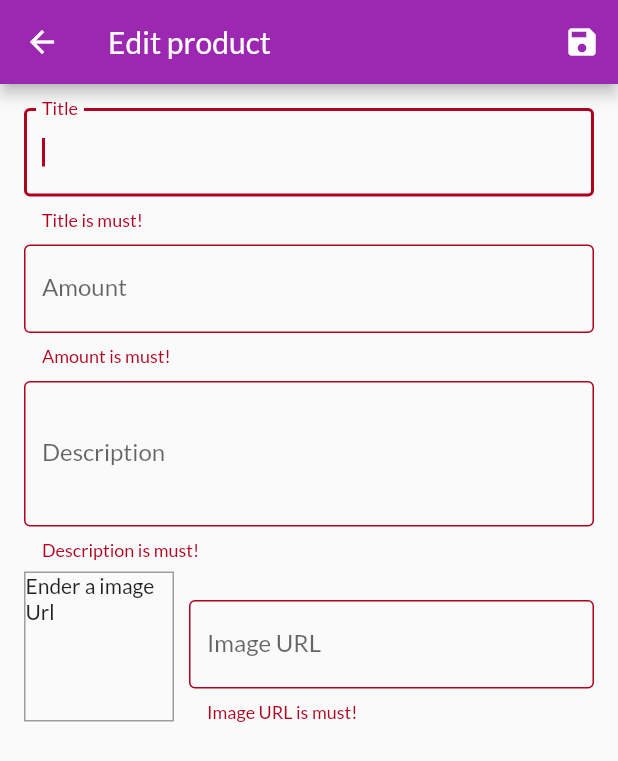
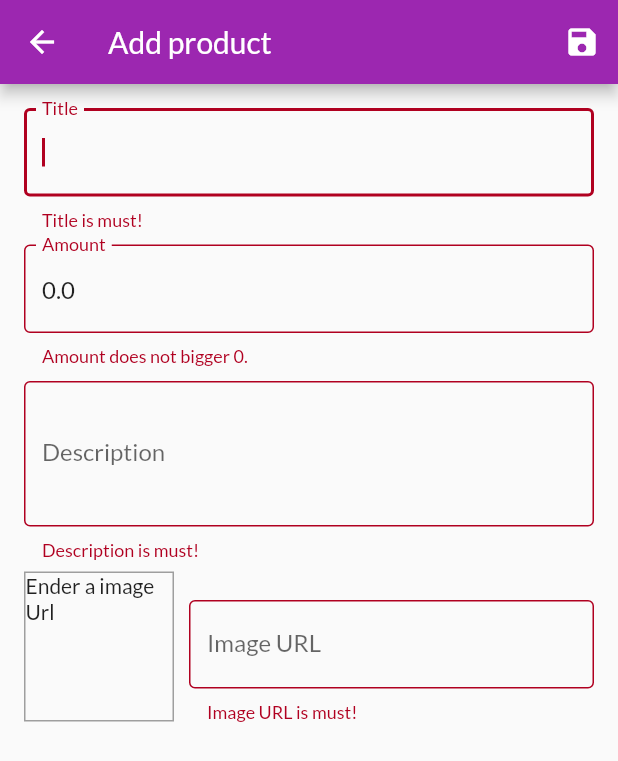
Before and after one commit to shlomo-shalev/flutter_shop, a Flutter app: the EditProductScreen screen opened by its route, after a tap on the "save" icon, on a phone screen of 412 x 824 dp. Shown: the top 761 px of the screen. Run offline on Flutter 3.47's test engine with Material 2 defaults, Android fonts, the phone set to English and light mode, and no system bars; network calls fail.

Commit message:
section nine episode two hundred and thirty-six

```diff
--- a/lib/screens/edit_product_screen.dart
+++ b/lib/screens/edit_product_screen.dart
@@ -28,11 +28,26 @@ class _EditProductScreenState extends State<EditProductScreen> {
     imageUrl: '',
   );
   bool autoAlways = false;
+  bool isCheck = true;
 
   @override
   void initState() {
     _imageUrlFocusNode.addListener(_chnageFocusForImageUrl);
     super.initState();
+  }
+
+  @override
+  void didChangeDependencies() {
+    if (isCheck) {
+      isCheck = true;
+      final ProductProvider? product =
+          ModalRoute.of(context)!.settings.arguments as ProductProvider?;
+      if (product != null) {
+        _product = product;
+        _imageUrlController.text = product.imageUrl;
+      }
+    }
+    super.didChangeDependencies();
   }
 
   @override
@@ -59,7 +74,12 @@ class _EditProductScreenState extends State<EditProductScreen> {
     });
     if (!_form.currentState!.validate()) return;
     _form.currentState!.save();
-    Provider.of<ProductsProvider>(context, listen: false).add(_product);
+    if (_product.id == '') {
+      Provider.of<ProductsProvider>(context, listen: false).add(_product);
+    } else {
+      Provider.of<ProductsProvider>(context, listen: false)
+          .update(_product.id, _product);
+    }
     Navigator.of(context).pop();
   }
 
@@ -68,18 +88,21 @@ class _EditProductScreenState extends State<EditProductScreen> {
       return isReplace ? newValue : oldValue;
     }
 
-    var id = _replaceData(name == 'id', value, _product.id);
-    var title = _replaceData(name == 'title', value, _product.title);
-    var description =
+    final id = _replaceData(name == 'id', value, _product.id);
+    final title = _replaceData(name == 'title', value, _product.title);
+    final description =
         _replaceData(name == 'description', value, _product.description);
-    var price = _replaceData(name == 'price', value, _product.price);
-    var imageUrl = _replaceData(name == 'imageUrl', value, _product.imageUrl);
+    final price = _replaceData(name == 'price', value, _product.price);
+    final imageUrl = _replaceData(name == 'imageUrl', value, _product.imageUrl);
+    final isFavorite =
+        _replaceData(name == 'isFavorite', value, _product.isFavorite);
     _product = ProductProvider(
       id: id,
       title: title,
       description: description,
       price: price,
       imageUrl: imageUrl,
+      isFavorite: isFavorite,
     );
   }
 
@@ -87,7 +110,7 @@ class _EditProductScreenState extends State<EditProductScreen> {
   Widget build(BuildContext context) {
     return Scaffold(
       appBar: AppBar(
-        title: const Text('Edit product'),
+        title: Text(_product.id == '' ? 'Add product' : 'Edit product'),
         actions: <Widget>[
           IconButton(
             onPressed: _saveForm,
@@ -103,6 +126,7 @@ class _EditProductScreenState extends State<EditProductScreen> {
           child: ListView(
             children: <Widget>[
               TextFormField(
+                initialValue: _product.title,
                 decoration: const InputDecoration(
                   border: OutlineInputBorder(),
                   labelText: 'Title',
@@ -124,6 +148,7 @@ class _EditProductScreenState extends State<EditProductScreen> {
                 height: 10,
               ),
               TextFormField(
+                initialValue: _product.price.toString(),
                 decoration: const InputDecoration(
                   border: OutlineInputBorder(),
                   labelText: 'Amount',
@@ -153,6 +178,7 @@ class _EditProductScreenState extends State<EditProductScreen> {
                 height: 10,
               ),
               TextFormField(
+                initialValue: _product.description,
                 decoration: const InputDecoration(
                   border: OutlineInputBorder(),
                   labelText: 'Description',
```
Also changed, not shown: lib/providers/products_provider.dart (+12 -0 lines), lib/widgets/user_product_block.dart (+8 -2 lines).
